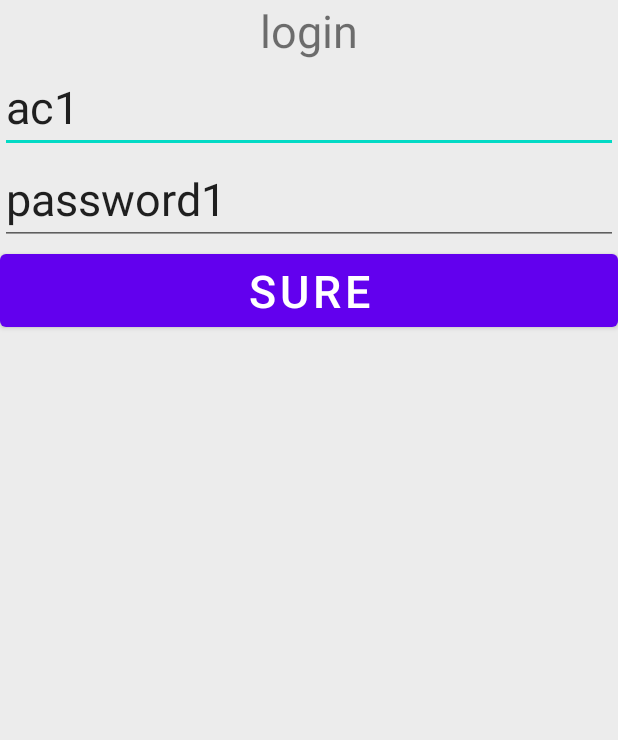
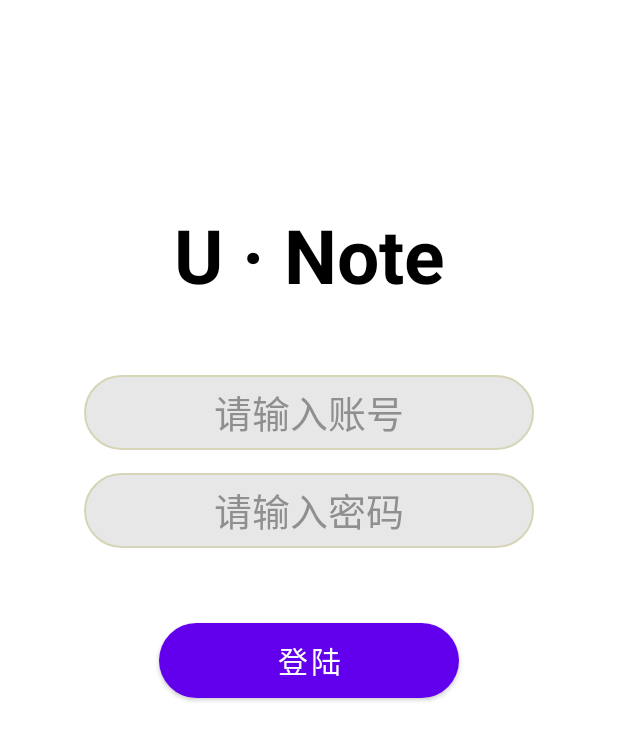
Before and after one commit to U-Notes/AndroidClient, an Android app: the LoginActivity screen opened directly, with no data from a screen before it, on a phone screen of 412 x 824 dp. Shown: the top 740 px of the screen. Run offline under Robolectric (Android 15) with nearby library versions, the phone set to English and light mode, and no system bars.

Commit message:
feat:简化Login_layout，使得登陆更加符合业务交互逻辑

```diff
--- a/app/src/main/java/com/example/unotes/activity/LoginActivity.java
+++ b/app/src/main/java/com/example/unotes/activity/LoginActivity.java
@@ -20,9 +20,9 @@ import com.example.unotes.database.UserDao;
 import java.sql.SQLException;
 
 public class LoginActivity extends AppCompatActivity implements View.OnClickListener {
-    private TextView mTextView;
+    private TextView tv_loginName;
     private EditText et_id, et_pwd;
-    private Button mButton;
+    private Button bt_login;
     private String TAG = LoginActivity.class.getSimpleName();
 
     @Override
@@ -34,11 +34,11 @@ public class LoginActivity extends AppCompatActivity implements View.OnClickList
     }
 
     private void initView() {
-        mTextView = (TextView) findViewById(R.id.textView);
-        mButton = (Button) findViewById(R.id.button);
+        tv_loginName = (TextView) findViewById(R.id.tv_loginName);
+        bt_login = (Button) findViewById(R.id.bt_login);
         et_id = findViewById(R.id.et_id);
         et_pwd = findViewById(R.id.et_pwd);
-        mButton.setOnClickListener(this);
+        bt_login.setOnClickListener(this);
     }
 
     @Override
--- /dev/null
+++ b/app/src/main/res/drawable/border_input_box.xml
@@ -0,0 +1,13 @@
+<?xml version="1.0" encoding="utf-8"?>
+<shape xmlns:android="http://schemas.android.com/apk/res/android">
+    <solid android:color="#e7e7e7" />
+    <corners
+        android:bottomLeftRadius="25dp"
+        android:bottomRightRadius="25dp"
+        android:topLeftRadius="25dp"
+        android:topRightRadius="25dp" />
+    <stroke
+        android:width="1dp"
+        android:color="@color/greyD6D5B7"
+/>
+</shape>
--- /dev/null
+++ b/app/src/main/res/drawable/button_drawable.xml
@@ -0,0 +1,17 @@
+<?xml version="1.0" encoding="utf-8" ?>
+<!--相当于做了一张圆角的图片,然后给button作为背景图片-->
+<shape xmlns:android="http://schemas.android.com/apk/res/android"
+    android:shape="rectangle">
+    <!--设置背景色-->
+    <solid android:color="#7457ED" />
+    <!--设置圆角-->
+    <corners android:radius="105dip" />
+    <padding
+        android:bottom="12dp"
+        android:left="63dp"
+        android:right="63dp"
+        android:top="12dp"
+        />
+    <!--设置边框线的宽度和颜色-->
+
+</shape>
--- /dev/null
+++ b/app/src/main/res/drawable/et_sharp.xml
@@ -0,0 +1,19 @@
+<?xml version="1.0" encoding="UTF-8"?>
+<shape xmlns:android="http://schemas.android.com/apk/res/android" android:shape="rectangle" >
+    <!-- 设置内边距 -->
+    <padding
+        android:left="10dp"
+        android:right="10dp"
+        android:top="7dp"
+        android:bottom="7dp"  />
+    <!-- 设置圆角矩形 -->
+    <corners android:radius="25dp" />
+    <!-- 输入框背景颜色 -->
+    <solid android:color="#ffffff"  ></solid>
+    <!-- 外边框线的粗细及其颜色 -->
+    <stroke
+        android:width="2px"
+        android:color="#00ee00" >
+    </stroke>
+
+</shape>
--- a/app/src/main/res/layout/activity_login.xml
+++ b/app/src/main/res/layout/activity_login.xml
@@ -1,44 +1,67 @@
 <?xml version="1.0" encoding="utf-8"?>
-<LinearLayout xmlns:android="http://schemas.android.com/apk/res/android"
+<FrameLayout xmlns:android="http://schemas.android.com/apk/res/android"
     xmlns:app="http://schemas.android.com/apk/res-auto"
     xmlns:tools="http://schemas.android.com/tools"
     android:layout_width="match_parent"
     android:layout_height="match_parent"
-    android:background="@color/greyececec"
+    android:background="#fff"
     android:orientation="vertical"
     tools:context=".activity.LoginActivity">
 
-    <TextView
-        android:id="@+id/textView"
+    <LinearLayout
         android:layout_width="match_parent"
-        android:layout_height="wrap_content"
-        android:gravity="center"
-        android:text="login"
-        android:textSize="30dp" />
+        android:layout_height="match_parent"
+        android:orientation="vertical">
+
+        <TextView
+            android:id="@+id/tv_loginName"
+            android:layout_width="match_parent"
+            android:layout_height="80dp"
+            android:layout_marginTop="130dp"
+            android:gravity="center"
+            android:text="U · Note"
+            android:textColor="#000"
+            android:textSize="50dp"
+            android:textStyle="bold" />
+
+        <EditText
+            android:layout_marginTop="40dp"
+            android:id="@+id/et_id"
+            android:layout_width="300dp"
+            android:layout_height="50dp"
+            android:hint="请输入账号"
+            android:textColorHint="#8F8F8F"
+            android:text=""
+            android:layout_gravity="center_horizontal"
+            style="@style/InputBoxStyle"
+            android:textSize="25dp" />
+        <EditText
+            android:id="@+id/et_pwd"
+            android:layout_marginTop="15dp"
+            android:layout_width="300dp"
+            android:layout_height="50dp"
+            android:layout_gravity="center_horizontal"
+            android:hint="请输入密码"
+            android:textColorHint="#8F8F8F"
+            android:text=""
+            android:password="true"
+            style="@style/InputBoxStyle"
+            android:textSize="25dp" />
 
 
-    <EditText
-        android:id="@+id/et_id"
-        android:layout_width="match_parent"
-        android:layout_height="wrap_content"
-        android:textSize="30dp"
-        android:hint="account"
-        android:text="ac1"/>
 
-    <EditText
-        android:id="@+id/et_pwd"
-        android:layout_width="match_parent"
-        android:layout_height="wrap_content"
-        android:textSize="30dp"
-        android:hint="password"
-        android:text="password1"/>
+        <Button
+            android:id="@+id/bt_login"
+            android:layout_marginTop="50dp"
+            android:layout_width="200dp"
+            android:layout_gravity="center_horizontal"
+            android:layout_height="50dp"
+            android:background="@drawable/button_drawable"
+            android:gravity="center"
+            android:text="登陆"
+            android:textSize="20dp" />
 
-    <Button
-        android:id="@+id/button"
-        android:layout_width="match_parent"
-        android:layout_height="wrap_content"
-        android:gravity="center"
-        android:text="Sure"
-        android:textSize="30dp" />
 
-</LinearLayout>
+    </LinearLayout>
+
+</FrameLayout>
--- a/app/src/main/res/values/themes.xml
+++ b/app/src/main/res/values/themes.xml
@@ -18,5 +18,13 @@
         <item name="cornerFamily">rounded</item>
         <item name="cornerSize">50%</item>
     </style>
+    <style name="InputBoxStyle">
+        <item name="android:layout_centerHorizontal">true</item>
+        <item name="android:layout_marginLeft">18dp</item>
+        <item name="android:layout_marginRight">18dp</item>
+        <item name="android:background">@drawable/border_input_box</item>
+        <item name="android:gravity">center</item>
+        <item name="android:orientation">horizontal</item>
+    </style>
 
 </resources>
```
Also changed, not shown: app/src/main/res/drawable/librarybg.jpg (added).
